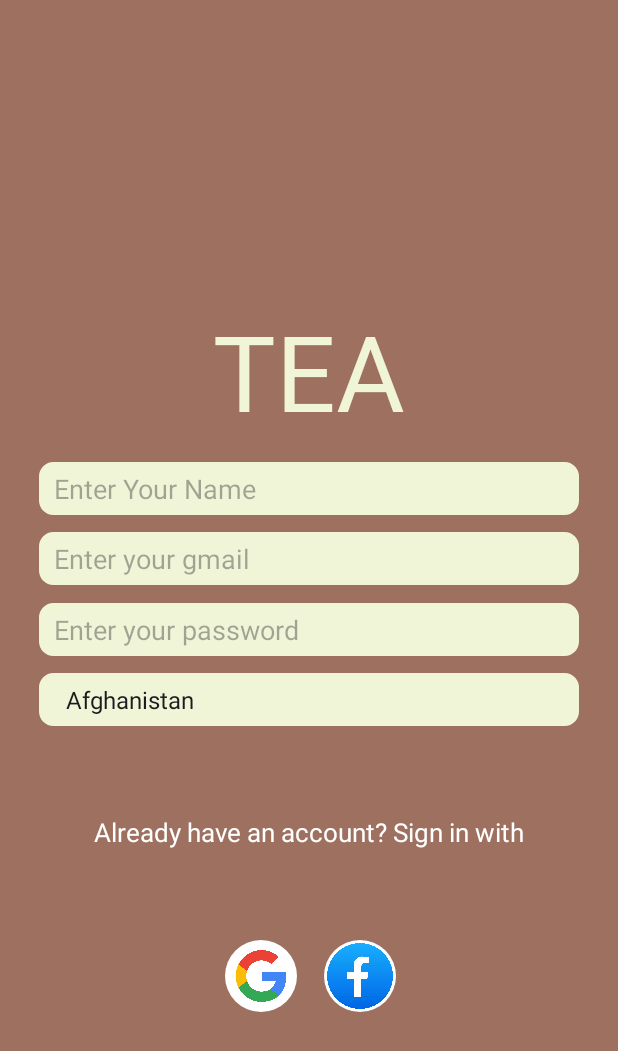
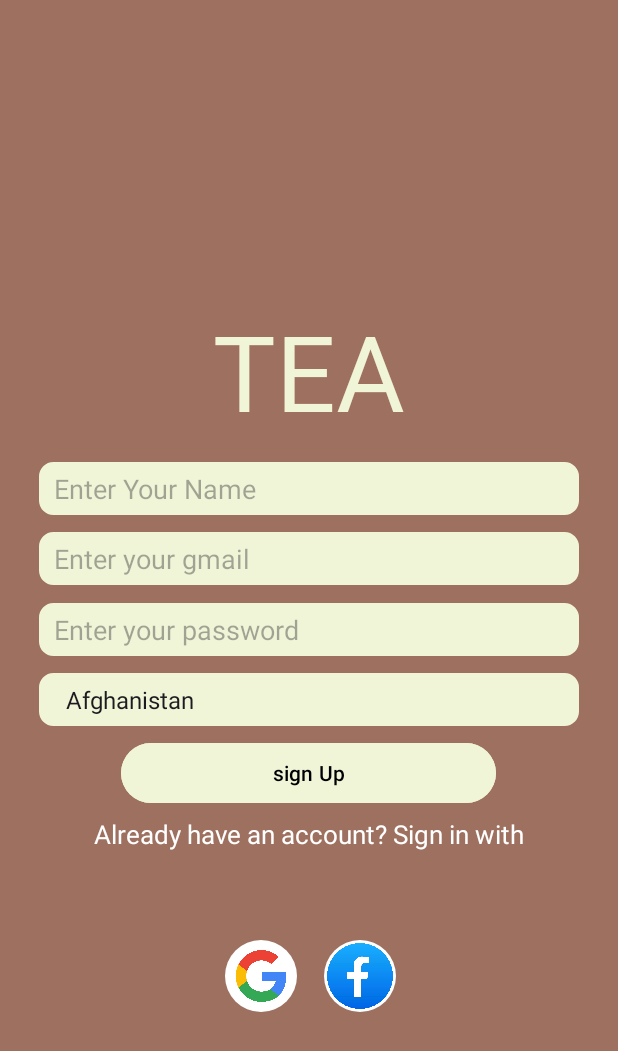
Before and after one commit to Farah-khtb1-cs/TEA-Meditation-App-Frontend, an Android app: the screen it shows after launch (StartActivity), on a phone screen of 412 x 824 dp. Shown: the top 1051 px of the screen. Run offline under Robolectric (Android 15) with nearby library versions, the phone set to English and light mode, and no system bars; Roboto replaces fonts that are not available here.

Commit message:
new commit from farah 3/1/2025 10:14pm

```diff
--- a/app/src/main/java/lb/edu/ul/tea/StartActivity.java
+++ b/app/src/main/java/lb/edu/ul/tea/StartActivity.java
@@ -19,6 +19,7 @@ import android.view.KeyEvent;
 import android.view.View;
 import android.view.inputmethod.EditorInfo;
 import android.widget.AdapterView;
+import android.widget.Button;
 import android.widget.EditText;
 import android.widget.Spinner;
 import android.widget.TextView;
@@ -59,24 +60,21 @@ public class StartActivity<StartActivity> extends AppCompatActivity {
         adapter.setDropDownViewResource(android.R.layout.simple_spinner_dropdown_item);
         spinnercountries.setAdapter(adapter);
 
-        spinnercountries.setOnItemSelectedListener(new AdapterView.OnItemSelectedListener() {
+
+        Button signupbutton=findViewById(R.id.signup);
+        signupbutton.setOnClickListener(new View.OnClickListener() {
             @Override
-            public void onItemSelected(AdapterView<?> parent, View view, int position, long id) {
-                if(position>0){
-                Intent intent =new Intent(lb.edu.ul.tea.StartActivity.this, MainActivity.class);
-                intent.putExtra("selectedCountry", countryList.get(position));
-                startActivity(intent);
+            public void onClick(View v) {
+                int position = spinnercountries.getSelectedItemPosition(); // Get the selected position
+                if (position > 0) { // Check if a valid country is selected
+                    Intent intent = new Intent(lb.edu.ul.tea.StartActivity.this, MainActivity.class);
+                    intent.putExtra("selectedCountry", countryList.get(position)); // Pass the selected country
+                    startActivity(intent);
+                } else {
+                    Toast.makeText(lb.edu.ul.tea.StartActivity.this, "Please select a country first.", Toast.LENGTH_SHORT).show();
                 }
             }
-
-            @Override
-            public void onNothingSelected(AdapterView<?> parent) {
-                Toast.makeText(lb.edu.ul.tea.StartActivity.this, "Nothing Selected", Toast.LENGTH_SHORT).show();
-
-            }
         });
-
-
 
 
 
--- a/app/src/main/res/drawable/image_background.xml
+++ b/app/src/main/res/drawable/image_background.xml
@@ -21,5 +21,4 @@
             <corners android:radius="25dp" />
         </shape>
     </item>
-
 </layer-list>
--- a/app/src/main/res/layout/activity_start.xml
+++ b/app/src/main/res/layout/activity_start.xml
@@ -106,6 +106,25 @@
         app:layout_constraintStart_toStartOf="parent"
         app:layout_constraintTop_toBottomOf="@+id/editText4" />
 
+
+    <Button
+        android:id="@+id/signup"
+        android:layout_width="250dp"
+        android:layout_height="wrap_content"
+        android:layout_marginEnd="8dp"
+        android:layout_marginTop="7dp"
+        android:backgroundTint="@color/babygreen"
+        android:gravity="center"
+        android:text="sign Up"
+        android:clickable="true"
+        android:textColor="@color/black"
+        app:layout_constraintBottom_toTopOf="@+id/editText5"
+        app:layout_constraintEnd_toEndOf="parent"
+        app:layout_constraintHorizontal_bias="0.522"
+        app:layout_constraintStart_toStartOf="parent"
+        app:layout_constraintTop_toBottomOf="@+id/myspi"
+        app:layout_constraintVertical_bias="0.0" />
+
     <TextView
         android:id="@+id/editText5"
         android:layout_width="0dp"
@@ -121,12 +140,11 @@
         app:layout_constraintStart_toStartOf="parent"
         app:layout_constraintTop_toTopOf="parent" />
 
-
     <ImageView
         android:id="@+id/imageView6"
         android:layout_width="48dp"
         android:layout_height="48dp"
-        android:layout_marginTop="3dp"
+        android:layout_marginTop="0dp"
         android:layout_marginEnd="148dp"
         android:layout_marginBottom="149dp"
         android:background="@drawable/rounded_button_background"
@@ -141,7 +159,7 @@
         android:id="@+id/imageView7"
         android:layout_width="48dp"
         android:layout_height="48dp"
-        android:layout_marginTop="3dp"
+        android:layout_marginTop="0dp"
         android:layout_marginStart="150dp"
         android:layout_marginEnd="17dp"
         android:background="@drawable/rounded_button_background"
```
